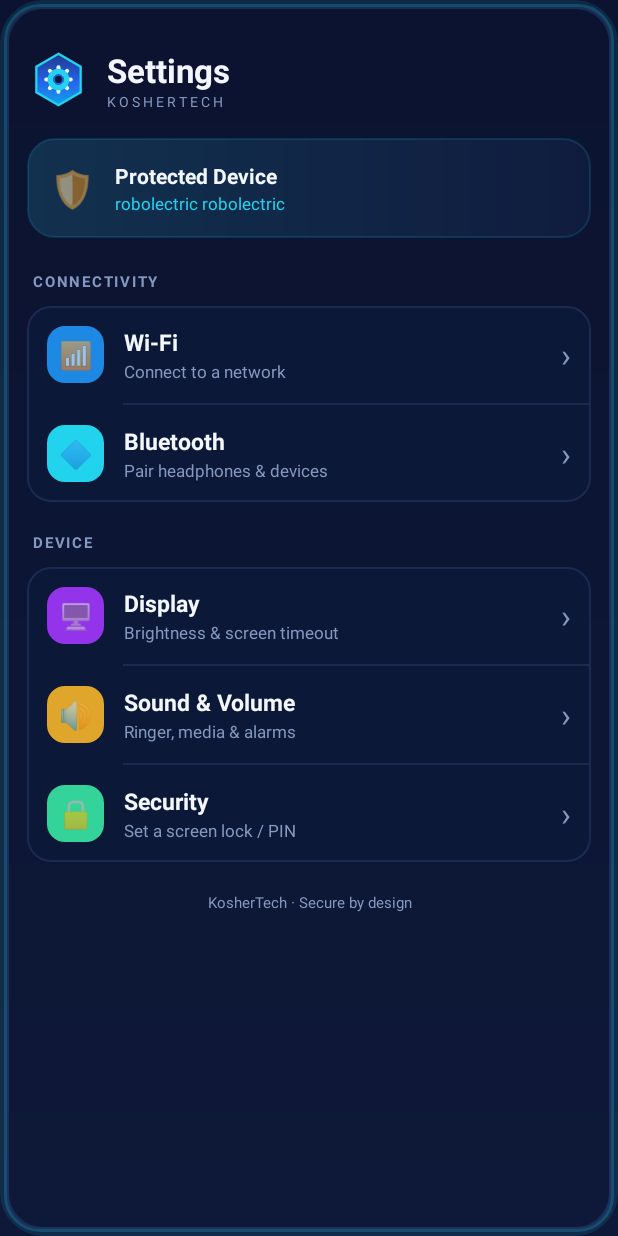
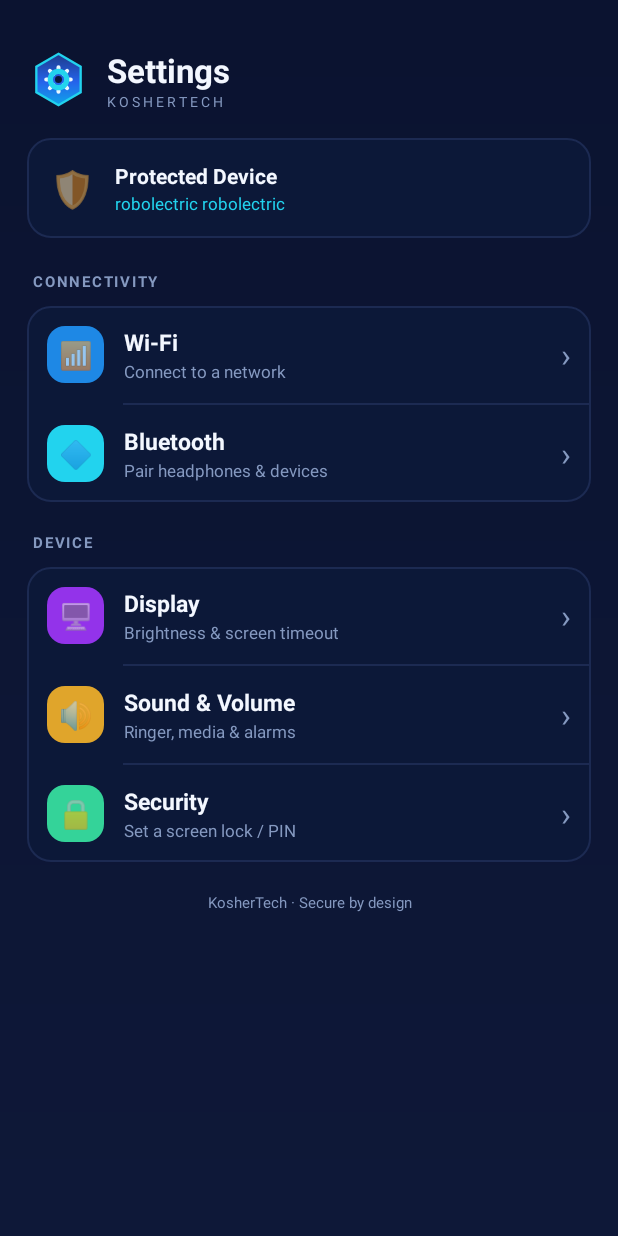
Before and after one commit to mechelr/koshertech-hub, an Android app: the screen it shows after launch (MainActivity), on a phone screen of 412 x 824 dp. Run offline under Robolectric (Android 15) with nearby library versions, the phone set to English and light mode, and no system bars.

Commit message:
Settings app: remove glowing border, plainer status card for a cleaner settings look
Co-Authored-By: Claude Opus 4.8 <noreply@anthropic.com>
Claude-Session: https://claude.ai/code/session_01HjMumjTBZr6SCSHEvWaF2F

```diff
--- a/settingsapp/app/src/main/java/com/koshertech/settings/MainActivity.kt
+++ b/settingsapp/app/src/main/java/com/koshertech/settings/MainActivity.kt
@@ -1,7 +1,5 @@
 package com.koshertech.settings
 
-import android.animation.ObjectAnimator
-import android.animation.ValueAnimator
 import android.app.Dialog
 import android.content.Intent
 import android.net.Uri
@@ -31,17 +29,6 @@ class MainActivity : AppCompatActivity() {
         findViewById<View>(R.id.tileSecurity).setOnClickListener { openScreenLock() }
 
         findViewById<TextView>(R.id.deviceModel).text = Build.MANUFACTURER + " " + Build.MODEL
-
-        startGlow()
-    }
-
-    private fun startGlow() {
-        val glow = findViewById<View>(R.id.glowBorder)
-        val anim = ObjectAnimator.ofFloat(glow, "alpha", 0.35f, 1f)
-        anim.duration = 1700
-        anim.repeatMode = ValueAnimator.REVERSE
-        anim.repeatCount = ValueAnimator.INFINITE
-        anim.start()
     }
 
     private fun open(action: String) {
--- a/settingsapp/app/src/main/res/layout/activity_main.xml
+++ b/settingsapp/app/src/main/res/layout/activity_main.xml
@@ -55,7 +55,7 @@
                 android:layout_height="wrap_content"
                 android:orientation="horizontal"
                 android:gravity="center_vertical"
-                android:background="@drawable/bg_status"
+                android:background="@drawable/bg_card"
                 android:padding="15dp"
                 android:layout_marginTop="18dp">
                 <TextView
@@ -273,13 +273,4 @@
         </LinearLayout>
     </ScrollView>
 
-    <View
-        android:id="@+id/glowBorder"
-        android:layout_width="match_parent"
-        android:layout_height="match_parent"
-        android:background="@drawable/glow_border"
-        android:clickable="false"
-        android:focusable="false"
-        android:importantForAccessibility="no"/>
-
 </FrameLayout>
```
